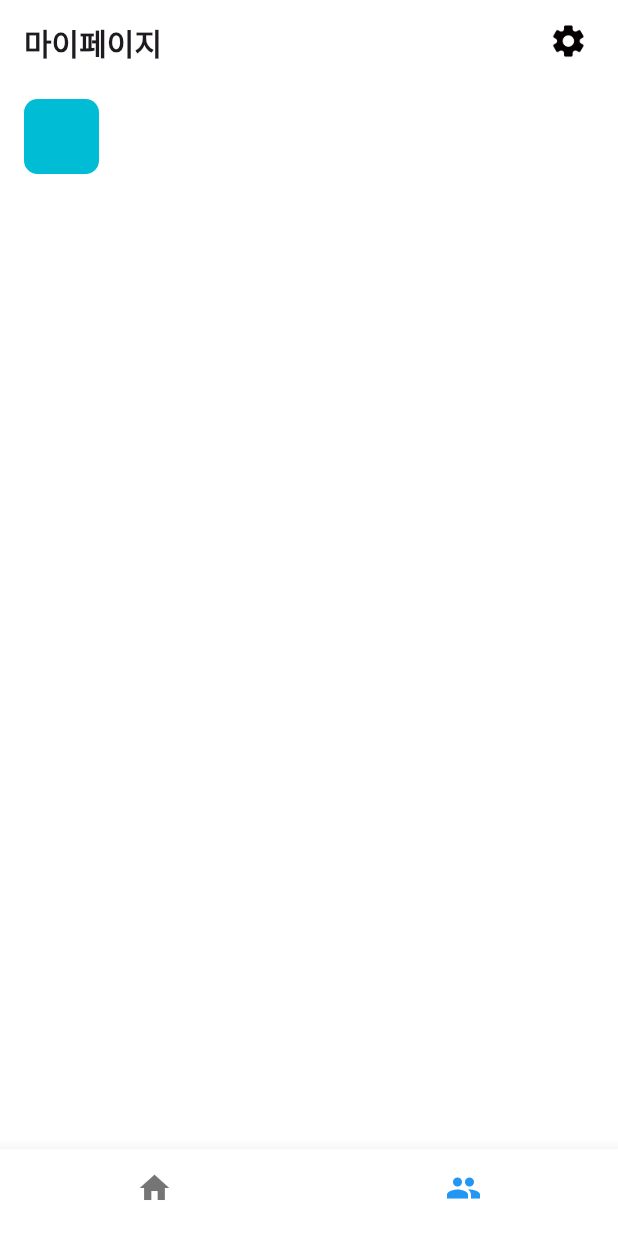
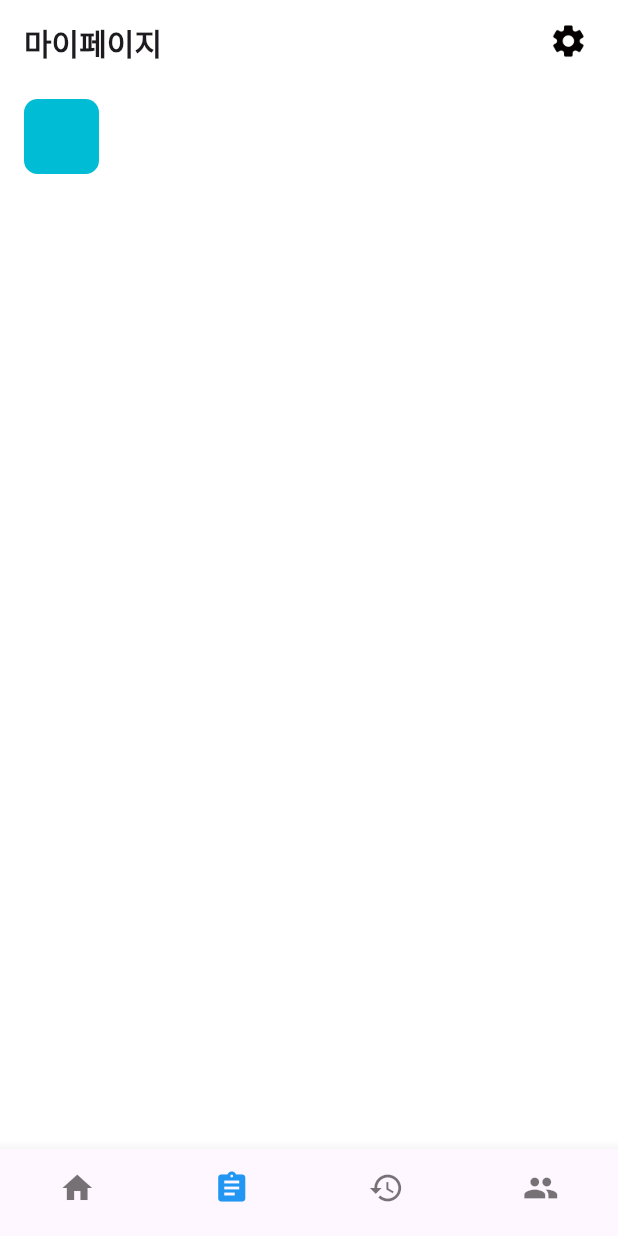
Before and after one commit to shinjoo95/bluemungan, a Flutter app: the screen it shows after launch, item 2 of the bottom bar chosen, on a phone screen of 412 x 824 dp. Run offline on Flutter 3.47's test engine with Material 3 defaults, Android fonts, the phone set to English and light mode, and no system bars; our stand-ins replace carousel_slider, flutter_native_splash, get; missing offline and left inert: kakao_flutter_sdk.

Commit message:
[바텀바] - 게시판, 참여한 활동 페이지 추가 - 바텀바 항목 추가

```diff
--- a/lib/main/controller/main_controller.dart
+++ b/lib/main/controller/main_controller.dart
@@ -10,6 +10,8 @@ class MainController extends GetxController
   // 바텀 바 탭 화면
   final List tabScreensList = const [
     MainTabScreen(),
+    MypageScreen(),
+    MypageScreen(),
     MypageScreen(),
   ];
 
--- a/lib/main/screen/main_screen.dart
+++ b/lib/main/screen/main_screen.dart
@@ -21,12 +21,16 @@ class _MainScreenState extends State<MainScreen> {
             highlightColor: Colors.transparent,
           ),
           child: BottomNavigationBar(
+            type: BottomNavigationBarType.fixed,
             showSelectedLabels: false,
             showUnselectedLabels: false,
             selectedItemColor: Colors.blue,
-            backgroundColor: Colors.white,
             items: const [
               BottomNavigationBarItem(icon: Icon(Icons.home), label: '메인'),
+              BottomNavigationBarItem(
+                  icon: Icon(Icons.assignment), label: '게시판'),
+              BottomNavigationBarItem(
+                  icon: Icon(Icons.history), label: '참여한활동'),
               BottomNavigationBarItem(icon: Icon(Icons.people), label: '마이'),
             ],
             currentIndex: _ctrl.selectedBottomIndex,
```
Also changed, not shown: lib/participated/screen/participated_screen.dart (added, +10 -0 lines), lib/post/screen/post_screen.dart (added, +10 -0 lines).
